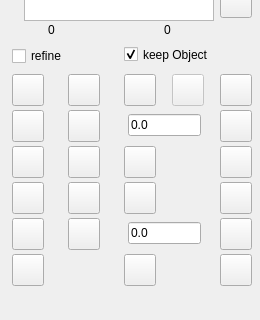
First picture: the form in DefeaturingTools.ui, repository easyw/Defeaturing_WB, before the edit; both pictures show x 0 to 260 and y 214 to 534 of the 260 by 534 pixel window.
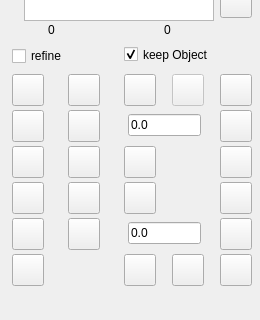
Second picture: the form after the edit. Icons and pictures are not drawn.

Commit message: help button added

Patch:
```diff
--- a/DefeaturingTools.ui
+++ b/DefeaturingTools.ui
@@ -720,6 +720,22 @@
      <string notr="true"/>
     </property>
    </widget>
+   <widget class="QPushButton" name="PB_RHhelp">
+    <property name="geometry">
+     <rect>
+      <x>172</x>
+      <y>468</y>
+      <width>32</width>
+      <height>32</height>
+     </rect>
+    </property>
+    <property name="toolTip">
+     <string notr="true">Help</string>
+    </property>
+    <property name="text">
+     <string notr="true"/>
+    </property>
+   </widget>
   </widget>
  </widget>
  <resources/>
```
The commit also changes 2 other files.
